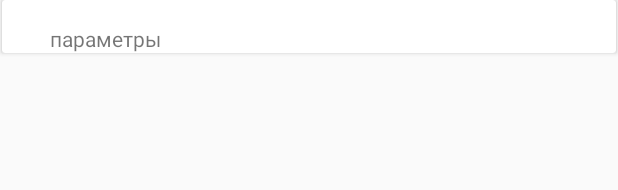
After one commit to LukianBat/example, an Android app: the layout item_data.xml on its own in the app's theme, with its tools: preview values and no code run, on a phone screen of 412 x 824 dp. The commit adds this screen. Shown: the top 190 px of the screen. Run offline under Robolectric (Android 15) with nearby library versions, the phone set to English and light mode, and no system bars.

Commit message:
add output
#15

```diff
--- a/app/src/main/AndroidManifest.xml
+++ b/app/src/main/AndroidManifest.xml
@@ -3,7 +3,7 @@
     xmlns:tools="http://schemas.android.com/tools"
     package="com.movavi.android.geophysics">
 
-    <uses-permission android:name="android.permission.INTERNET"/>
+    <uses-permission android:name="android.permission.INTERNET" />
 
     <application
         android:allowBackup="true"
--- a/app/src/main/res/layout/fragment_start.xml
+++ b/app/src/main/res/layout/fragment_start.xml
@@ -48,6 +48,7 @@
             android:text="@string/start_btn_string"
             />
 
+
     </androidx.constraintlayout.widget.ConstraintLayout>
 
 </layout>
--- /dev/null
+++ b/app/src/main/res/layout/item_data.xml
@@ -0,0 +1,46 @@
+<?xml version="1.0" encoding="utf-8"?>
+<androidx.constraintlayout.widget.ConstraintLayout
+    xmlns:android="http://schemas.android.com/apk/res/android"
+    xmlns:app="http://schemas.android.com/apk/res-auto"
+    xmlns:tools="http://schemas.android.com/tools"
+    android:layout_width="match_parent"
+    android:layout_height="match_parent">
+
+    <androidx.cardview.widget.CardView
+        android:layout_width="409dp"
+        android:layout_height="wrap_content"
+        android:layout_marginStart="1dp"
+        android:layout_marginLeft="1dp"
+        android:layout_marginEnd="1dp"
+        android:layout_marginRight="1dp"
+        app:layout_constraintBottom_toBottomOf="parent"
+        app:layout_constraintEnd_toEndOf="parent"
+        app:layout_constraintHorizontal_bias="0.0"
+        app:layout_constraintStart_toStartOf="parent"
+        app:layout_constraintTop_toTopOf="parent"
+        app:layout_constraintVertical_bias="0.0"
+        >
+
+        <androidx.constraintlayout.widget.ConstraintLayout
+            android:layout_width="match_parent"
+            android:layout_height="match_parent"
+            >
+
+            <TextView
+                android:id="@+id/paramTextView"
+                android:layout_width="wrap_content"
+                android:layout_height="wrap_content"
+                android:layout_marginStart="28dp"
+                android:layout_marginLeft="28dp"
+                android:layout_marginTop="16dp"
+                app:layout_constraintEnd_toEndOf="parent"
+                app:layout_constraintHorizontal_bias="0.012"
+                app:layout_constraintStart_toStartOf="parent"
+                app:layout_constraintTop_toTopOf="parent"
+                tools:text="параметры"
+                />
+
+        </androidx.constraintlayout.widget.ConstraintLayout>
+
+    </androidx.cardview.widget.CardView>
+</androidx.constraintlayout.widget.ConstraintLayout>
--- a/app/src/main/res/values/dimens.xml
+++ b/app/src/main/res/values/dimens.xml
@@ -2,4 +2,5 @@
 <resources>
     <dimen name="st_margin">16dp</dimen>
     <dimen name="sm_margin">8dp</dimen>
+    <dimen name="fab_margin">16dp</dimen>
 </resources>
--- a/app/src/main/res/values/strings.xml
+++ b/app/src/main/res/values/strings.xml
@@ -16,4 +16,5 @@
     <string name="result_item_corel_value" translatable="false">0.11</string>
     <string name="result_item_regress_string">Regression equation:</string>
     <string name="result_item_regress_value" translatable="false">0.11x + 155</string>
+    <string name="title_activity_data">DataActivity</string>
 </resources>
```
Also changed, not shown: app/src/main/java/com/movavi/android/geophysics/data/DataAdapter.kt (added, +50 -0 lines), app/src/main/java/com/movavi/android/geophysics/presentation/main/MainFragment.kt (+17 -0 lines), app/src/main/res/layout/fragment_main.xml (+10 -0 lines), app/src/main/res/values/styles.xml (+9 -0 lines), 1 other file.
